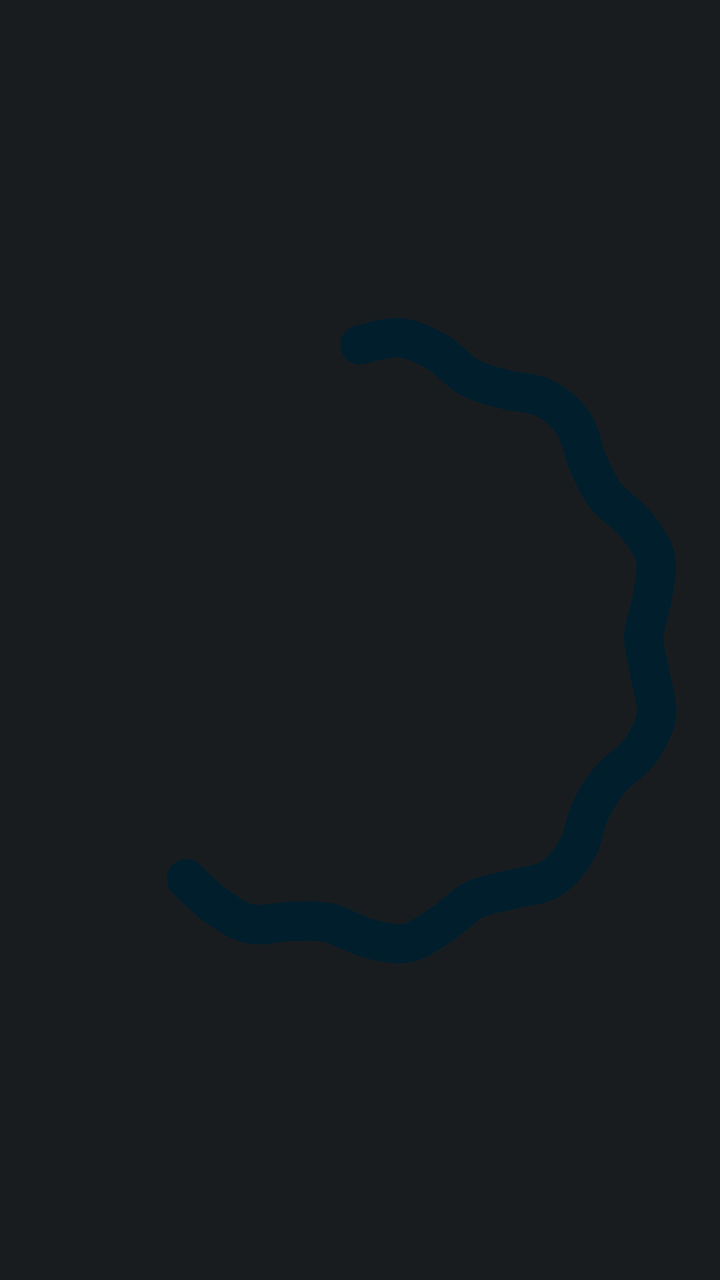
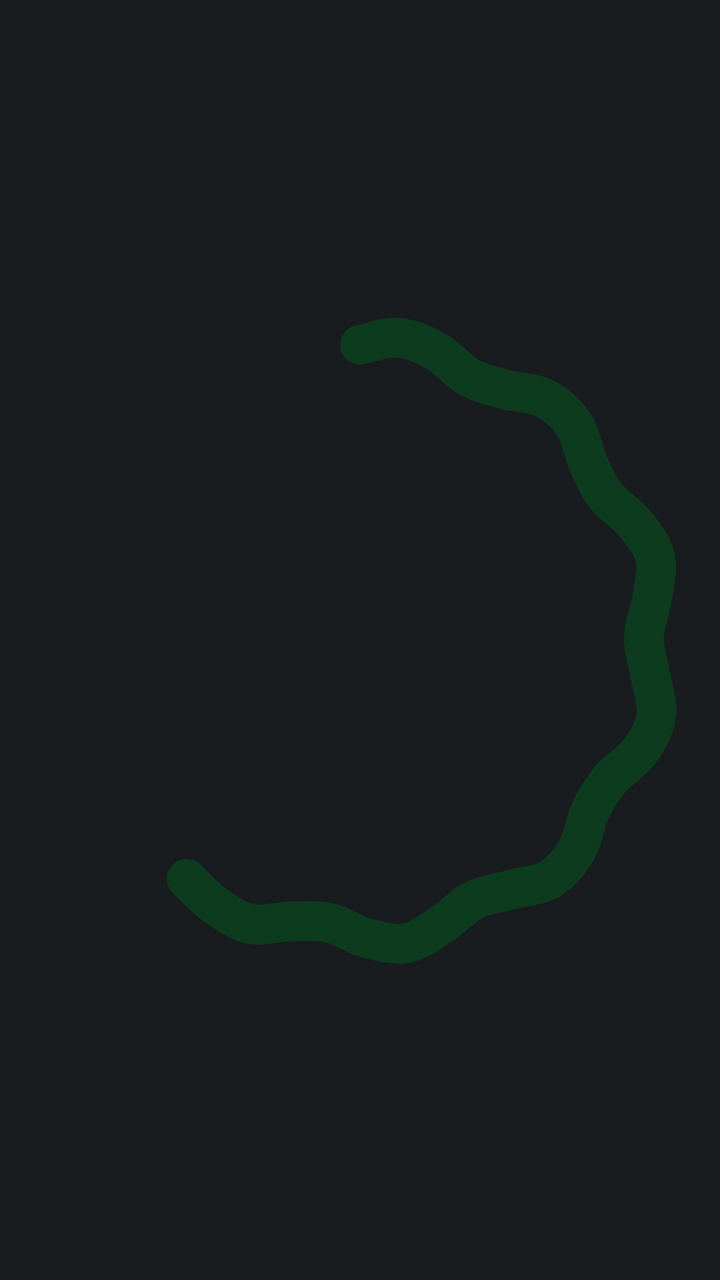

Two renders of the same Android screen: before a commit and after it. Below are the layout's source before the change and the commit's diff.
<!-- AndroidManifest.xml: application theme AppTheme -->
<!-- res/layout/wave_60.xml -->
<?xml version="1.0" encoding="utf-8"?>
<ProgressBar xmlns:android="http://schemas.android.com/apk/res/android"
    android:id="@+id/wave"
    android:layout_width="120dp"
    android:layout_height="120dp"
    android:layout_gravity="center"
    android:indeterminate="true"
    android:indeterminateBehavior="repeat"
    android:indeterminateDuration="1600"
    android:indeterminateDrawable="@drawable/charge_wave_60"
    android:indeterminateTint="@color/g_on_primary_c"
    android:indeterminateTintMode="src_in" />
<!-- resources referenced by this layout -->
<resources>
  <color name="g_on_primary_c">@android:color/system_accent1_900</color>
  <!-- drawable charge_wave_60: vector/xml drawable (drawable, 44666 chars, omitted) -->
  <style name="AppTheme" parent="@android:style/Theme.DeviceDefault.NoActionBar">
          <item name="android:windowBackground">@color/ui_bg</item>
          <item name="android:statusBarColor">@android:color/transparent</item>
          <item name="android:navigationBarColor">@android:color/transparent</item>
          <item name="android:windowLightStatusBar">false</item>
          <item name="android:windowLightNavigationBar">false</item>
      </style>
  <color name="ui_bg">@android:color/system_neutral1_900</color>
</resources>

<!-- the commit's change to res/layout/wave_60.xml (unified diff, before → after) -->
@@ -8,5 +8,5 @@
     android:indeterminateBehavior="repeat"
     android:indeterminateDuration="1600"
     android:indeterminateDrawable="@drawable/charge_wave_60"
-    android:indeterminateTint="@color/g_on_primary_c"
+    android:indeterminateTint="@color/g_on_charge"
     android:indeterminateTintMode="src_in" />
<!-- resource entries referenced after the edit -->
@@ -1,6 +1,6 @@
 <!-- resources referenced by this layout -->
 <resources>
-  <color name="g_on_primary_c">@android:color/system_accent1_900</color>
+  <color name="g_on_charge">#FF0C3B1E</color>
   <!-- drawable charge_wave_60: vector/xml drawable (drawable, 44666 chars, omitted) -->
   <style name="AppTheme" parent="@android:style/Theme.DeviceDefault.NoActionBar">
           <item name="android:windowBackground">@color/ui_bg</item>
